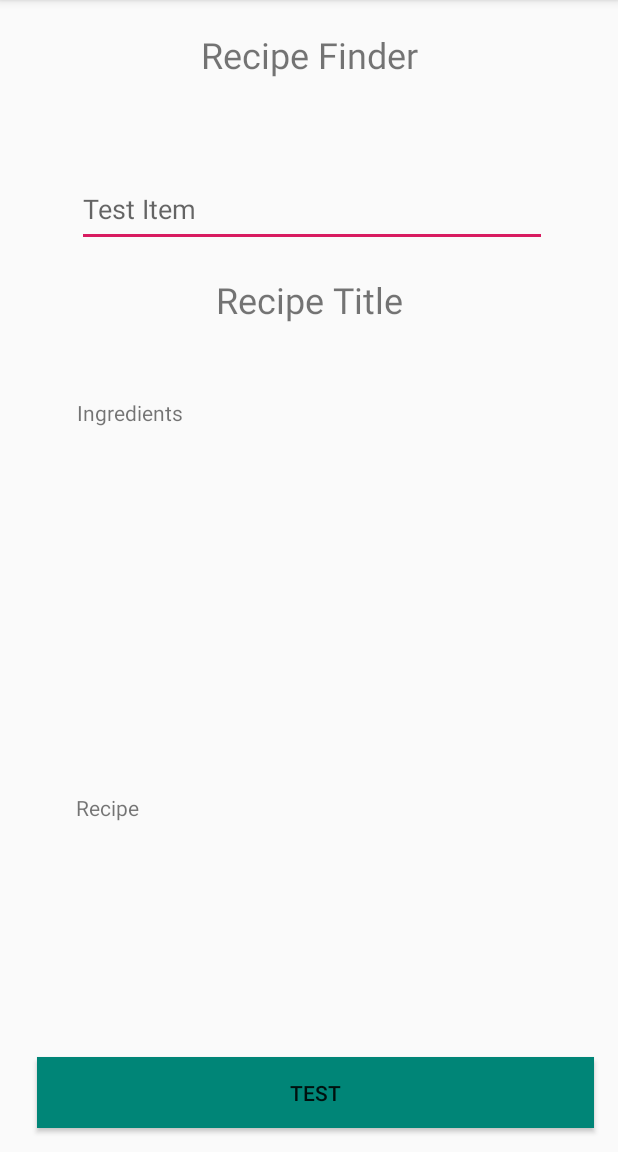
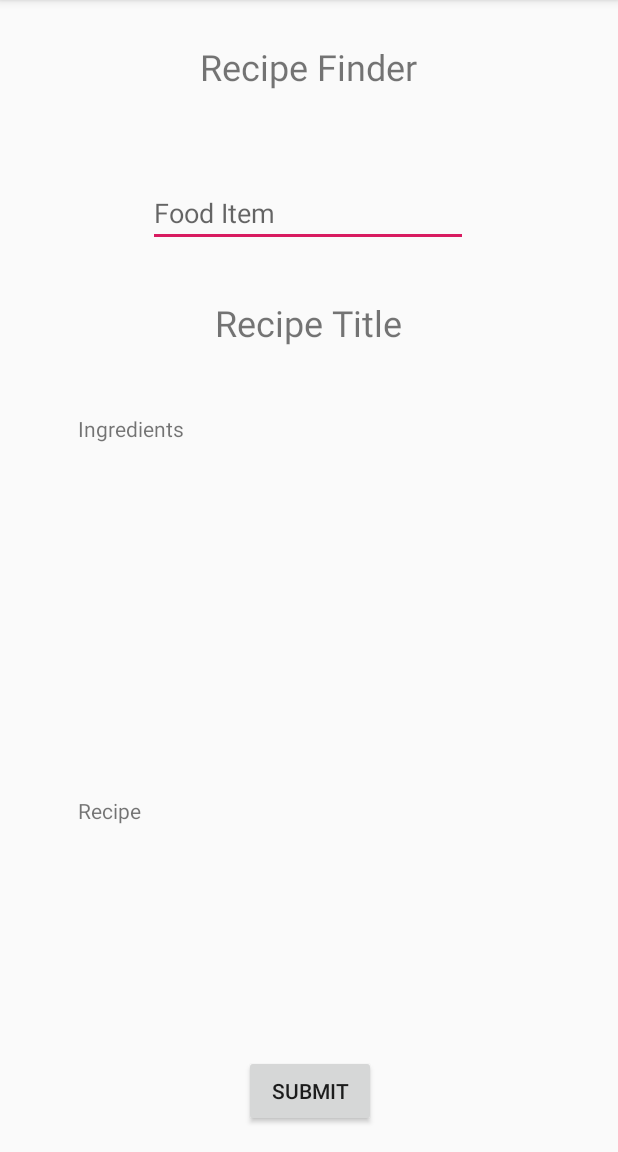
Before and after one commit to jakeshepherd/Tamago, an Android app: the APILink screen opened directly, with no data from a screen before it, on a phone screen of 412 x 824 dp, the part 84-1236 px from its top. Run offline under Robolectric (Android 15) with nearby library versions, the phone set to English and light mode, and no system bars.

Commit message:
Final few changes

```diff
--- a/app/src/main/AndroidManifest.xml
+++ b/app/src/main/AndroidManifest.xml
@@ -37,7 +37,8 @@
                 <category android:name="android.intent.category.LAUNCHER" />
             </intent-filter>
         </activity>
-        <activity android:name=".APILink">
+        <activity android:name=".APILink"
+            android:windowSoftInputMode="adjustNothing">
 
         </activity>
         <activity
--- a/app/src/main/java/com/example/jakeshepherd/tamago/APILink.java
+++ b/app/src/main/java/com/example/jakeshepherd/tamago/APILink.java
@@ -17,7 +17,7 @@ public class APILink extends AppCompatActivity {
     @Override
     protected void onCreate(Bundle savedInstanceState) {
         super.onCreate(savedInstanceState);
-        setContentView(R.layout.apilayout);
+        setContentView(R.layout.activity_api_layout);
         String returnedTitle;
         String returnedInstructions;
 
--- /dev/null
+++ b/app/src/main/res/layout/activity_api_layout.xml
@@ -0,0 +1,99 @@
+<?xml version="1.0" encoding="utf-8"?>
+<android.support.constraint.ConstraintLayout
+    xmlns:android="http://schemas.android.com/apk/res/android"
+    xmlns:app="http://schemas.android.com/apk/res-auto"
+    xmlns:tools="http://schemas.android.com/tools"
+    android:layout_width="match_parent"
+    android:layout_height="match_parent">
+
+    <TextView
+        android:id="@+id/recipe"
+        android:layout_width="308dp"
+        android:layout_height="123dp"
+        android:layout_marginStart="51dp"
+        android:layout_marginTop="132dp"
+        android:layout_marginEnd="52dp"
+        android:layout_marginBottom="115dp"
+        android:scrollbars="vertical"
+        android:text="Recipe"
+        app:layout_constraintBottom_toBottomOf="parent"
+        app:layout_constraintEnd_toEndOf="parent"
+        app:layout_constraintStart_toStartOf="parent"
+        app:layout_constraintTop_toBottomOf="@+id/ingredients" />
+
+    <TextView
+        android:id="@+id/ingredients"
+        android:layout_width="308dp"
+        android:layout_height="123dp"
+        android:layout_marginStart="51dp"
+        android:layout_marginTop="47dp"
+        android:layout_marginEnd="52dp"
+        android:layout_marginBottom="371dp"
+        android:scrollbars="vertical"
+        android:text="Ingredients"
+        app:layout_constraintBottom_toBottomOf="parent"
+        app:layout_constraintEnd_toEndOf="parent"
+        app:layout_constraintStart_toStartOf="parent"
+        app:layout_constraintTop_toBottomOf="@+id/name" />
+
+    <TextView
+        android:id="@+id/textView3"
+        android:layout_width="wrap_content"
+        android:layout_height="wrap_content"
+        android:layout_marginStart="162dp"
+        android:layout_marginTop="16dp"
+        android:layout_marginEnd="163dp"
+        android:layout_marginBottom="696dp"
+        android:text="Recipe Finder"
+        android:textSize="24sp"
+        app:layout_constraintBottom_toBottomOf="parent"
+        app:layout_constraintEnd_toEndOf="parent"
+        app:layout_constraintStart_toStartOf="parent"
+        app:layout_constraintTop_toTopOf="parent" />
+
+    <EditText
+        android:id="@+id/foodItem"
+        android:layout_width="wrap_content"
+        android:layout_height="wrap_content"
+        android:layout_marginStart="98dp"
+        android:layout_marginTop="53dp"
+        android:layout_marginEnd="100dp"
+        android:layout_marginBottom="598dp"
+        android:ems="10"
+        android:hint="Food Item"
+        android:inputType="textPersonName"
+        app:layout_constraintBottom_toBottomOf="parent"
+        app:layout_constraintEnd_toEndOf="parent"
+        app:layout_constraintStart_toStartOf="parent"
+        app:layout_constraintTop_toBottomOf="@+id/textView3" />
+
+    <TextView
+        android:id="@+id/name"
+        android:layout_width="wrap_content"
+        android:layout_height="wrap_content"
+        android:layout_marginStart="168dp"
+        android:layout_marginTop="38dp"
+        android:layout_marginEnd="169dp"
+        android:layout_marginBottom="541dp"
+        android:text="Recipe Title"
+        android:textSize="24sp"
+        app:layout_constraintBottom_toBottomOf="parent"
+        app:layout_constraintEnd_toEndOf="parent"
+        app:layout_constraintStart_toStartOf="parent"
+        app:layout_constraintTop_toBottomOf="@+id/foodItem" />
+
+    <Button
+        android:id="@+id/testButton"
+        android:layout_width="wrap_content"
+        android:layout_height="wrap_content"
+        android:layout_marginStart="162dp"
+        android:layout_marginTop="50dp"
+        android:layout_marginEnd="161dp"
+        android:layout_marginBottom="17dp"
+        android:text="Submit"
+        app:layout_constraintBottom_toBottomOf="parent"
+        app:layout_constraintEnd_toEndOf="parent"
+        app:layout_constraintStart_toStartOf="parent"
+        app:layout_constraintTop_toBottomOf="@+id/recipe" />
+
+</android.support.constraint.ConstraintLayout>
--- a/app/src/main/res/layout/content_api.xml
+++ b/app/src/main/res/layout/content_api.xml
@@ -33,17 +33,17 @@
         android:layout_height="50dp"
 
         android:layout_marginStart="51dp"
-        android:layout_marginTop="96dp"
+        android:layout_marginTop="40dp"
         android:layout_marginEnd="47dp"
-        android:layout_marginBottom="585dp"
+        android:layout_marginBottom="17dp"
         android:autofillHints=""
         android:ems="10"
         android:hint="@string/test_item"
         android:inputType="textPersonName"
-        app:layout_constraintBottom_toBottomOf="parent"
+        app:layout_constraintBottom_toTopOf="@+id/name"
         app:layout_constraintEnd_toEndOf="parent"
         app:layout_constraintStart_toStartOf="parent"
-        app:layout_constraintTop_toTopOf="parent" />
+        app:layout_constraintTop_toBottomOf="@+id/APITest" />
 
     <TextView
         android:id="@+id/name"
@@ -85,6 +85,7 @@
         android:layout_width="308dp"
         android:layout_height="123dp"
         android:layout_marginStart="8dp"
+        android:layout_marginTop="120dp"
         android:layout_marginEnd="8dp"
         android:layout_marginBottom="116dp"
         android:scrollbars="vertical"
@@ -92,7 +93,8 @@
         app:layout_constraintBottom_toBottomOf="parent"
         app:layout_constraintEnd_toEndOf="parent"
         app:layout_constraintHorizontal_bias="0.482"
-        app:layout_constraintStart_toStartOf="parent" />
+        app:layout_constraintStart_toStartOf="parent"
+        app:layout_constraintTop_toBottomOf="@+id/ingredients" />
 
 
 </android.support.constraint.ConstraintLayout>
--- a/app/src/main/res/layout/nav_header_main2.xml
+++ b/app/src/main/res/layout/nav_header_main2.xml
@@ -3,7 +3,7 @@
     xmlns:app="http://schemas.android.com/apk/res-auto"
     android:layout_width="match_parent"
     android:layout_height="@dimen/nav_header_height"
-    android:background="@drawable/side_nav_bar"
+    android:background="@color/tamagoColour"
     android:gravity="bottom"
     android:orientation="vertical"
     android:paddingLeft="@dimen/activity_horizontal_margin"
--- a/app/src/main/res/layout/nav_header_new_shopping_list_view.xml
+++ b/app/src/main/res/layout/nav_header_new_shopping_list_view.xml
@@ -3,7 +3,7 @@
     xmlns:app="http://schemas.android.com/apk/res-auto"
     android:layout_width="match_parent"
     android:layout_height="@dimen/nav_header_height"
-    android:background="@drawable/side_nav_bar"
+    android:background="@color/tamagoColour"
     android:gravity="bottom"
     android:orientation="vertical"
     android:paddingLeft="@dimen/activity_horizontal_margin"
```
Also changed, not shown: app/src/main/java/com/example/jakeshepherd/tamago/MainActivity.java (+3 -4 lines), app/src/main/java/com/example/jakeshepherd/tamago/ShoppingListView.java (+2 -7 lines), app/src/main/res/menu/activity_main2_drawer.xml (+4 -9 lines), app/src/main/res/menu/activity_new_shopping_list_view_drawer.xml (+11 -20 lines).
